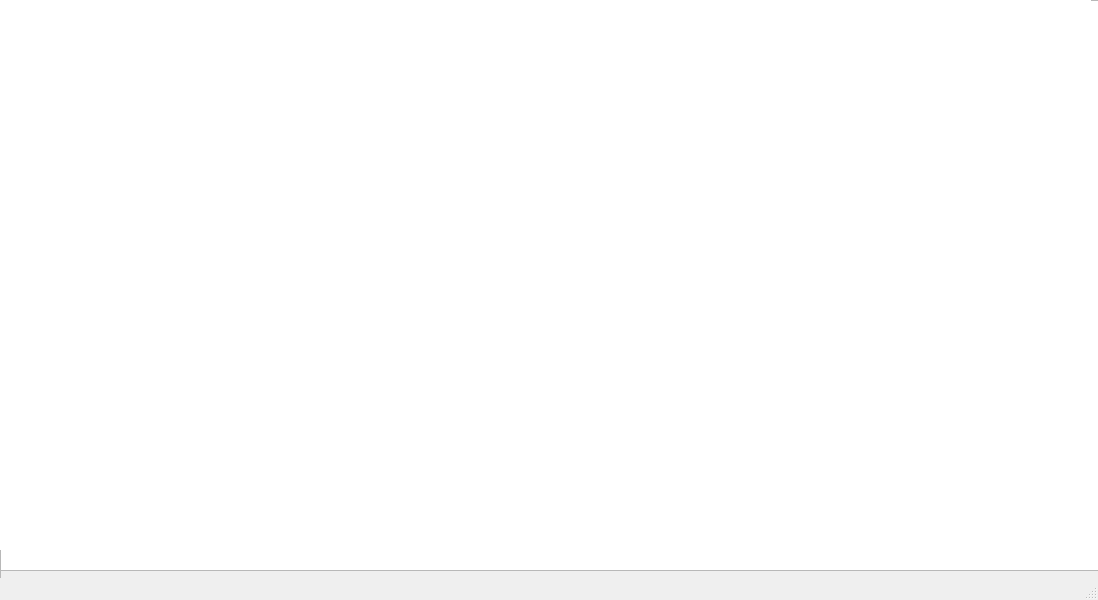
Qt form SpeedoPoint/mainwindow.ui (AliEissa2077/speedopoint) before a commit.
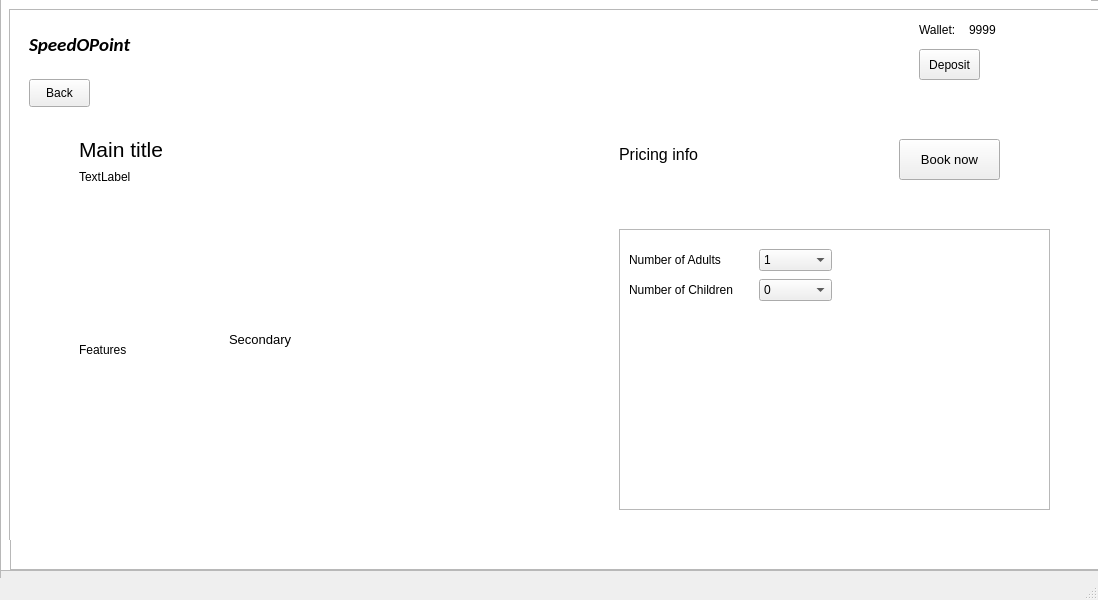
The same form after that commit. The open tabs and pages were chosen to show the change.

What changed in the file:
```diff
--- a/SpeedoPoint/mainwindow.ui
+++ b/SpeedoPoint/mainwindow.ui
@@ -295,7 +295,7 @@
       </rect>
      </property>
      <property name="currentIndex">
-      <number>0</number>
+      <number>1</number>
      </property>
      <widget class="QWidget" name="Flights">
       <attribute name="title">
@@ -666,7 +666,7 @@
         </rect>
        </property>
        <property name="text">
-        <string>Two-way flight</string>
+        <string>Refundable</string>
        </property>
       </widget>
       <widget class="QWidget" name="verticalLayoutWidget_4">
@@ -1440,8 +1440,8 @@
       <rect>
        <x>70</x>
        <y>230</y>
-       <width>81</width>
-       <height>181</height>
+       <width>111</width>
+       <height>221</height>
       </rect>
      </property>
      <property name="text">
@@ -1454,7 +1454,7 @@
        <x>220</x>
        <y>220</y>
        <width>391</width>
-       <height>51</height>
+       <height>221</height>
       </rect>
      </property>
      <property name="font">
@@ -1466,24 +1466,6 @@
       <string>Secondary</string>
      </property>
     </widget>
-    <widget class="QLabel" name="SecondaryInfo2">
-     <property name="geometry">
-      <rect>
-       <x>224</x>
-       <y>286</y>
-       <width>341</width>
-       <height>171</height>
-      </rect>
-     </property>
-     <property name="font">
-      <font>
-       <pointsize>10</pointsize>
-      </font>
-     </property>
-     <property name="text">
-      <string>Secondary 2</string>
-     </property>
-    </widget>
     <widget class="QPushButton" name="Book">
      <property name="geometry">
       <rect>
@@ -2156,7 +2138,6 @@
     <zorder>PricingInfo</zorder>
     <zorder>Features</zorder>
     <zorder>SecondaryInfo</zorder>
-    <zorder>SecondaryInfo2</zorder>
     <zorder>Book</zorder>
     <zorder>CReserve</zorder>
     <zorder>label_17</zorder>
@@ -2189,10 +2170,10 @@
      </property>
     </widget>
    </widget>
-   <zorder>Listings</zorder>
-   <zorder>DetailsPage</zorder>
    <zorder>LoginScreen</zorder>
    <zorder>UserPage</zorder>
+   <zorder>Listings</zorder>
+   <zorder>DetailsPage</zorder>
   </widget>
   <widget class="QMenuBar" name="menubar">
    <property name="geometry">
```
